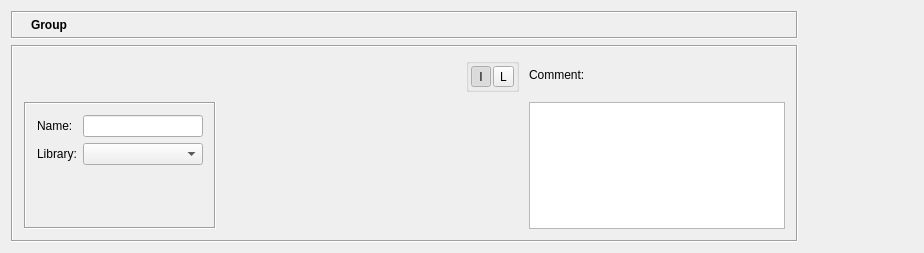
Above: src/gui/groupobjectdialog_q.ui from fwbuilder/fwbuilder before the change. Below: the same form after it.
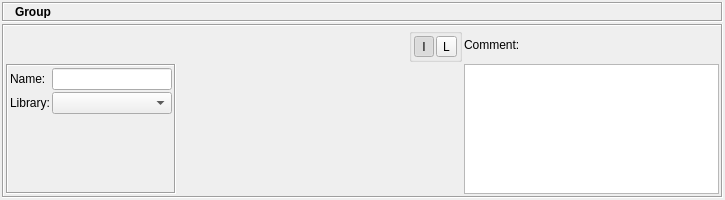
That is the form after the change. Icons and pictures are not drawn.

What changed in the file:
```diff
--- a/src/gui/groupobjectdialog_q.ui
+++ b/src/gui/groupobjectdialog_q.ui
@@ -8,14 +8,12 @@
    <rect>
     <x>0</x>
     <y>0</y>
-    <width>924</width>
-    <height>253</height>
+    <width>725</width>
+    <height>200</height>
    </rect>
   </property>
   <property name="sizePolicy" >
-   <sizepolicy>
-    <hsizetype>1</hsizetype>
-    <vsizetype>5</vsizetype>
+   <sizepolicy vsizetype="Preferred" hsizetype="Minimum" >
     <horstretch>0</horstretch>
     <verstretch>0</verstretch>
    </sizepolicy>
@@ -24,11 +22,23 @@
    <string>Group</string>
   </property>
   <layout class="QGridLayout" >
-   <property name="margin" >
-    <number>11</number>
+   <property name="leftMargin" >
+    <number>2</number>
    </property>
-   <property name="spacing" >
-    <number>6</number>
+   <property name="topMargin" >
+    <number>2</number>
+   </property>
+   <property name="rightMargin" >
+    <number>2</number>
+   </property>
+   <property name="bottomMargin" >
+    <number>2</number>
+   </property>
+   <property name="horizontalSpacing" >
+    <number>2</number>
+   </property>
+   <property name="verticalSpacing" >
+    <number>2</number>
    </property>
    <item row="0" column="0" >
     <layout class="QVBoxLayout" >
@@ -36,18 +46,34 @@
       <number>0</number>
      </property>
      <property name="spacing" >
-      <number>6</number>
+      <number>2</number>
+     </property>
+     <property name="leftMargin" >
+      <number>0</number>
+     </property>
+     <property name="topMargin" >
+      <number>0</number>
+     </property>
+     <property name="rightMargin" >
+      <number>0</number>
+     </property>
+     <property name="bottomMargin" >
+      <number>0</number>
      </property>
      <item>
       <widget class="QFrame" name="frame3" >
        <property name="sizePolicy" >
-        <sizepolicy>
-         <hsizetype>5</hsizetype>
-         <vsizetype>0</vsizetype>
+        <sizepolicy vsizetype="Fixed" hsizetype="Preferred" >
          <horstretch>0</horstretch>
          <verstretch>0</verstretch>
         </sizepolicy>
        </property>
+       <property name="minimumSize" >
+        <size>
+         <width>16</width>
+         <height>20</height>
+        </size>
+       </property>
        <property name="frameShape" >
         <enum>QFrame::Box</enum>
        </property>
@@ -55,11 +81,23 @@
         <enum>QFrame::Sunken</enum>
        </property>
        <layout class="QGridLayout" >
-        <property name="margin" >
-         <number>5</number>
+        <property name="leftMargin" >
+         <number>2</number>
         </property>
-        <property name="spacing" >
-         <number>6</number>
+        <property name="topMargin" >
+         <number>2</number>
+        </property>
+        <property name="rightMargin" >
+         <number>2</number>
+        </property>
+        <property name="bottomMargin" >
+         <number>2</number>
+        </property>
+        <property name="horizontalSpacing" >
+         <number>2</number>
+        </property>
+        <property name="verticalSpacing" >
+         <number>2</number>
         </property>
         <item row="0" column="1" >
          <widget class="QLabel" name="editorTitle" >
@@ -80,9 +118,7 @@
         <item row="0" column="0" >
          <widget class="QLabel" name="pixmapLabel1" >
           <property name="sizePolicy" >
-           <sizepolicy>
-            <hsizetype>0</hsizetype>
-            <vsizetype>0</vsizetype>
+           <sizepolicy vsizetype="Fixed" hsizetype="Fixed" >
             <horstretch>0</horstretch>
             <verstretch>0</verstretch>
            </sizepolicy>
@@ -104,9 +140,7 @@
      <item>
       <widget class="QFrame" name="frame16" >
        <property name="sizePolicy" >
-        <sizepolicy>
-         <hsizetype>7</hsizetype>
-         <vsizetype>7</vsizetype>
+        <sizepolicy vsizetype="Expanding" hsizetype="Expanding" >
          <horstretch>0</horstretch>
          <verstretch>0</verstretch>
         </sizepolicy>
@@ -118,11 +152,23 @@
         <enum>QFrame::Sunken</enum>
        </property>
        <layout class="QGridLayout" >
-        <property name="margin" >
-         <number>11</number>
+        <property name="leftMargin" >
+         <number>2</number>
         </property>
-        <property name="spacing" >
-         <number>10</number>
+        <property name="topMargin" >
+         <number>2</number>
+        </property>
+        <property name="rightMargin" >
+         <number>2</number>
+        </property>
+        <property name="bottomMargin" >
+         <number>2</number>
+        </property>
+        <property name="horizontalSpacing" >
+         <number>2</number>
+        </property>
+        <property name="verticalSpacing" >
+         <number>2</number>
         </property>
         <item row="0" column="3" >
          <widget class="QLabel" name="textLabel2" >
@@ -140,15 +186,25 @@
            <property name="margin" >
             <number>2</number>
            </property>
-           <property name="spacing" >
+           <property name="topMargin" >
+            <number>2</number>
+           </property>
+           <property name="rightMargin" >
+            <number>2</number>
+           </property>
+           <property name="bottomMargin" >
+            <number>2</number>
+           </property>
+           <property name="horizontalSpacing" >
+            <number>2</number>
+           </property>
+           <property name="verticalSpacing" >
             <number>2</number>
            </property>
            <item row="0" column="0" >
             <widget class="QToolButton" name="iconViewBtn" >
              <property name="sizePolicy" >
-              <sizepolicy>
-               <hsizetype>0</hsizetype>
-               <vsizetype>5</vsizetype>
+              <sizepolicy vsizetype="Preferred" hsizetype="Fixed" >
                <horstretch>0</horstretch>
                <verstretch>0</verstretch>
               </sizepolicy>
@@ -179,9 +235,7 @@
            <item row="0" column="1" >
             <widget class="QToolButton" name="listViewBtn" >
              <property name="sizePolicy" >
-              <sizepolicy>
-               <hsizetype>0</hsizetype>
-               <vsizetype>5</vsizetype>
+              <sizepolicy vsizetype="Preferred" hsizetype="Fixed" >
                <horstretch>0</horstretch>
                <verstretch>0</verstretch>
               </sizepolicy>
@@ -231,9 +285,7 @@
         <item row="1" column="3" >
          <widget class="QTextEdit" name="comment" >
           <property name="sizePolicy" >
-           <sizepolicy>
-            <hsizetype>5</hsizetype>
-            <vsizetype>7</vsizetype>
+           <sizepolicy vsizetype="Expanding" hsizetype="Preferred" >
             <horstretch>0</horstretch>
             <verstretch>0</verstretch>
            </sizepolicy>
@@ -252,9 +304,7 @@
         <item row="1" column="1" colspan="2" >
          <widget class="QStackedWidget" name="objectViewsStack" >
           <property name="sizePolicy" >
-           <sizepolicy>
-            <hsizetype>5</hsizetype>
-            <vsizetype>7</vsizetype>
+           <sizepolicy vsizetype="Expanding" hsizetype="Preferred" >
             <horstretch>0</horstretch>
             <verstretch>0</verstretch>
            </sizepolicy>
@@ -280,11 +330,23 @@
            <enum>QFrame::Sunken</enum>
           </property>
           <layout class="QGridLayout" >
-           <property name="margin" >
-            <number>11</number>
+           <property name="leftMargin" >
+            <number>2</number>
            </property>
-           <property name="spacing" >
-            <number>6</number>
+           <property name="topMargin" >
+            <number>2</number>
+           </property>
+           <property name="rightMargin" >
+            <number>2</number>
+           </property>
+           <property name="bottomMargin" >
+            <number>2</number>
+           </property>
+           <property name="horizontalSpacing" >
+            <number>2</number>
+           </property>
+           <property name="verticalSpacing" >
+            <number>2</number>
            </property>
            <item row="2" column="1" >
             <spacer>
@@ -292,12 +354,12 @@
               <enum>Qt::Vertical</enum>
              </property>
              <property name="sizeType" >
-              <enum>QSizePolicy::Expanding</enum>
+              <enum>QSizePolicy::MinimumExpanding</enum>
              </property>
              <property name="sizeHint" >
               <size>
                <width>20</width>
-               <height>31</height>
+               <height>2</height>
               </size>
              </property>
             </spacer>
@@ -315,9 +377,7 @@
            <item row="0" column="1" >
             <widget class="QLineEdit" name="obj_name" >
              <property name="sizePolicy" >
-              <sizepolicy>
-               <hsizetype>5</hsizetype>
-               <vsizetype>0</vsizetype>
+              <sizepolicy vsizetype="Fixed" hsizetype="Preferred" >
                <horstretch>0</horstretch>
                <verstretch>0</verstretch>
               </sizepolicy>
@@ -336,9 +396,7 @@
            <item row="1" column="1" >
             <widget class="QComboBox" name="libs" >
              <property name="sizePolicy" >
-              <sizepolicy>
-               <hsizetype>5</hsizetype>
-               <vsizetype>0</vsizetype>
+              <sizepolicy vsizetype="Fixed" hsizetype="Preferred" >
                <horstretch>0</horstretch>
                <verstretch>0</verstretch>
               </sizepolicy>
@@ -369,25 +427,9 @@
      </item>
     </layout>
    </item>
-   <item row="0" column="1" >
-    <spacer>
-     <property name="orientation" >
-      <enum>Qt::Horizontal</enum>
-     </property>
-     <property name="sizeType" >
-      <enum>QSizePolicy::Expanding</enum>
-     </property>
-     <property name="sizeHint" >
-      <size>
-       <width>40</width>
-       <height>20</height>
-      </size>
-     </property>
-    </spacer>
-   </item>
   </layout>
  </widget>
- <layoutdefault spacing="6" margin="11" />
+ <layoutdefault spacing="2" margin="2" />
  <tabstops>
   <tabstop>obj_name</tabstop>
   <tabstop>libs</tabstop>
```
Left out of the diff: 7 changed lines with no effect on the pictures.
